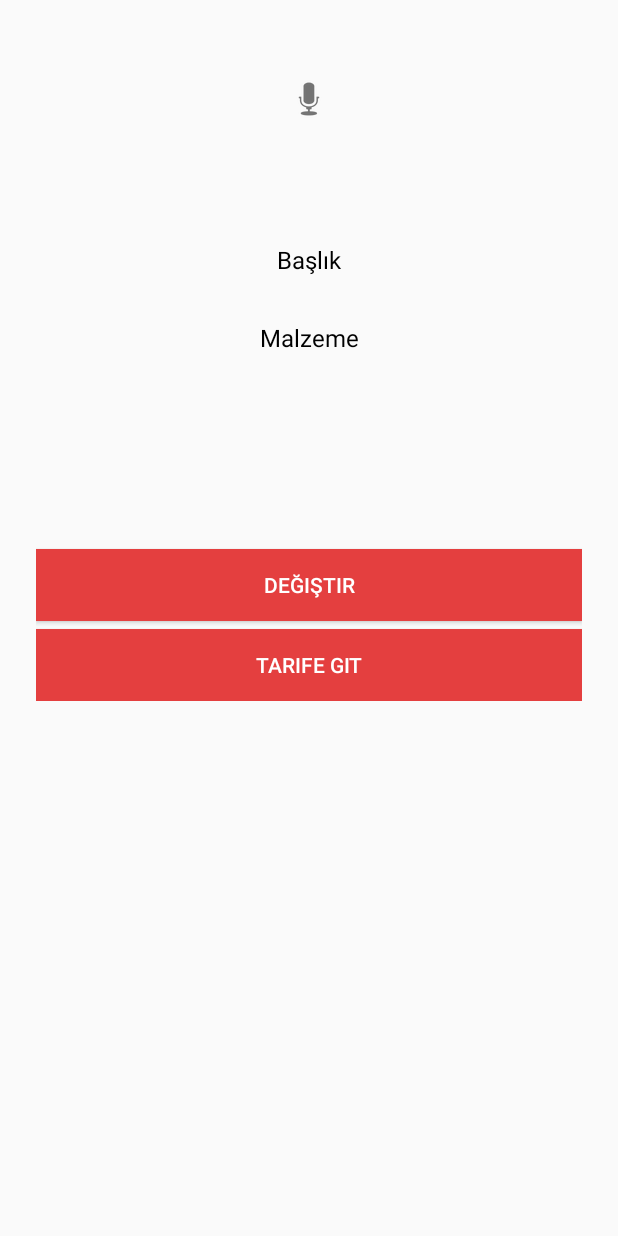
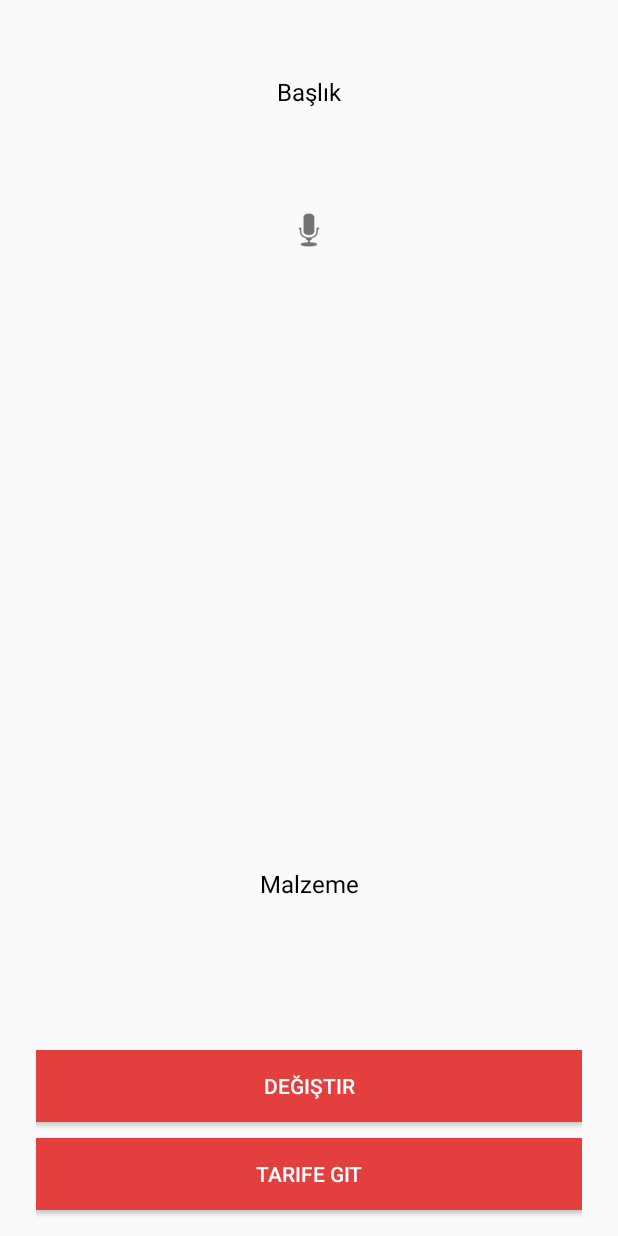
Before and after one commit to berat703/nePisirsem, an Android app: the layout nepisirsem_food.xml on its own in the app's theme, with its tools: preview values and no code run, on a phone screen of 412 x 824 dp. Run offline under Robolectric (Android 15) with nearby library versions, the phone set to English and light mode, and no system bars.

Commit message:
Food ve tarif sayfalarında düzenlemeler - 2

```diff
--- a/app/src/main/res/layout/nepisirsem_food.xml
+++ b/app/src/main/res/layout/nepisirsem_food.xml
@@ -1,7 +1,7 @@
 <?xml version="1.0" encoding="utf-8"?>
-<LinearLayout xmlns:android="http://schemas.android.com/apk/res/android"
+<RelativeLayout xmlns:android="http://schemas.android.com/apk/res/android"
     android:layout_width="match_parent"
-    android:layout_height="wrap_content"
+    android:layout_height="match_parent"
     xmlns:tools="http://schemas.android.com/tools"
     xmlns:app="http://schemas.android.com/apk/res-auto"
     android:orientation="vertical"
@@ -13,11 +13,11 @@
         android:id="@+id/foodImage"
         android:layout_width="wrap_content"
         android:layout_height="wrap_content"
-            android:layout_alignParentTop="true"
+
+        android:layout_below="@+id/foodContent"
         android:layout_centerHorizontal="true"
         android:layout_gravity="center"
-            android:layout_marginBottom="80dp"
-            android:layout_marginTop="50dp"
+        android:layout_marginTop="65dp"
         android:src="@android:drawable/ic_btn_speak_now" />
     <!--app:civ_border_width="2dp"-->
             <!--app:civ_border_color="#FF000000"-->
@@ -26,7 +26,9 @@
         android:id="@+id/foodContent"
         android:layout_width="fill_parent"
         android:layout_height="wrap_content"
-            android:layout_marginBottom="30dp"
+        android:layout_alignParentStart="true"
+        android:layout_alignParentTop="true"
+        android:layout_marginTop="50dp"
         android:clickable="true"
         android:gravity="center"
         android:text="Başlık"
@@ -37,24 +39,34 @@
         android:id="@+id/malzeme"
         android:layout_width="fill_parent"
         android:layout_height="wrap_content"
-            android:layout_marginBottom="80dp"
+        android:layout_above="@+id/linearLayout"
+        android:layout_centerHorizontal="true"
+        android:layout_marginBottom="100dp"
         android:clickable="true"
         android:gravity="center"
         android:onClick="getRegister"
         android:text="Malzeme"
         android:textColor="@color/black"
         android:textSize="16dip" />
-
+<LinearLayout
+    android:layout_width="match_parent"
+    android:layout_height="wrap_content"
+    android:orientation="vertical"
+    android:layout_alignParentBottom="true"
+    android:paddingBottom="12dp"
+    android:id="@+id/linearLayout">
     <android.support.v7.widget.AppCompatButton
         android:id="@+id/degistirButton"
         android:layout_width="fill_parent"
         android:layout_height="wrap_content"
         android:layout_marginBottom="5dp"
-        android:layout_marginTop="50dp"
+        android:layout_marginTop="0dp"
+
         android:background="@color/primary"
         android:onClick="randomYemekGetir"
         android:padding="12dp"
         android:text="Değiştir"
+
         android:textColor="@color/accent" />
 
     <android.support.v7.widget.AppCompatButton
@@ -62,9 +74,11 @@
         android:layout_width="fill_parent"
         android:layout_height="wrap_content"
         android:background="@color/primary"
+        android:layout_marginTop="5dp"
+        android:layout_marginBottom="5dp"
         android:onClick="add"
         android:text="Tarife Git"
         android:textColor="@color/accent" />
+</LinearLayout>
 
-
-    </LinearLayout>
+    </RelativeLayout>
```
Lines whose indentation alone changed are shown as unchanged.
